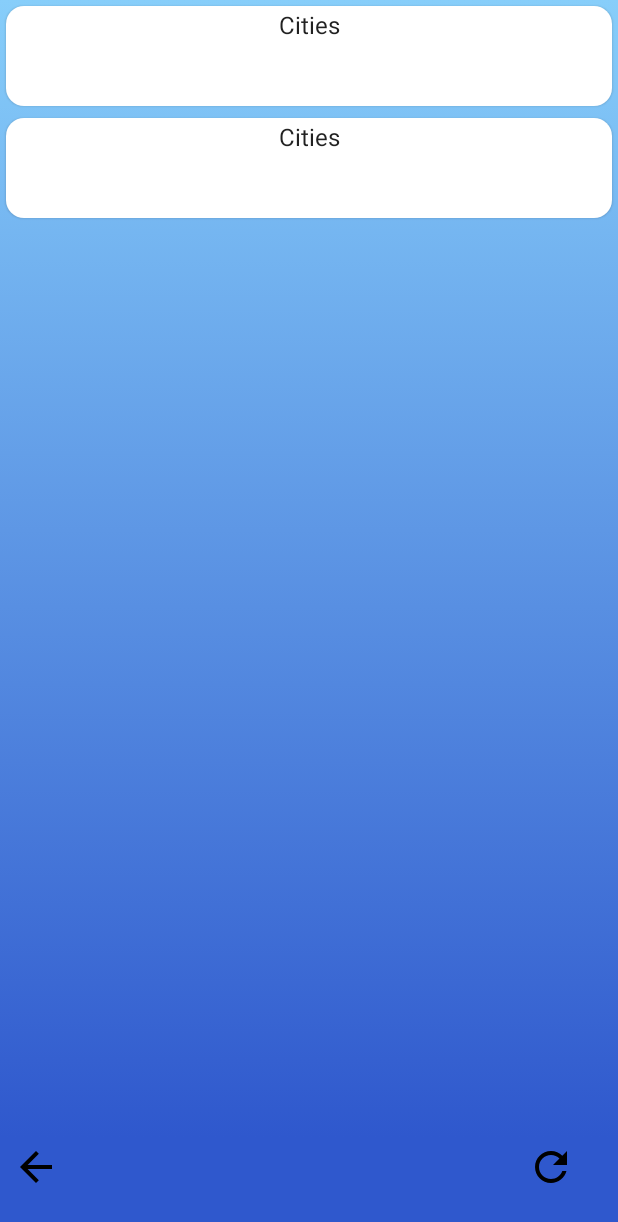
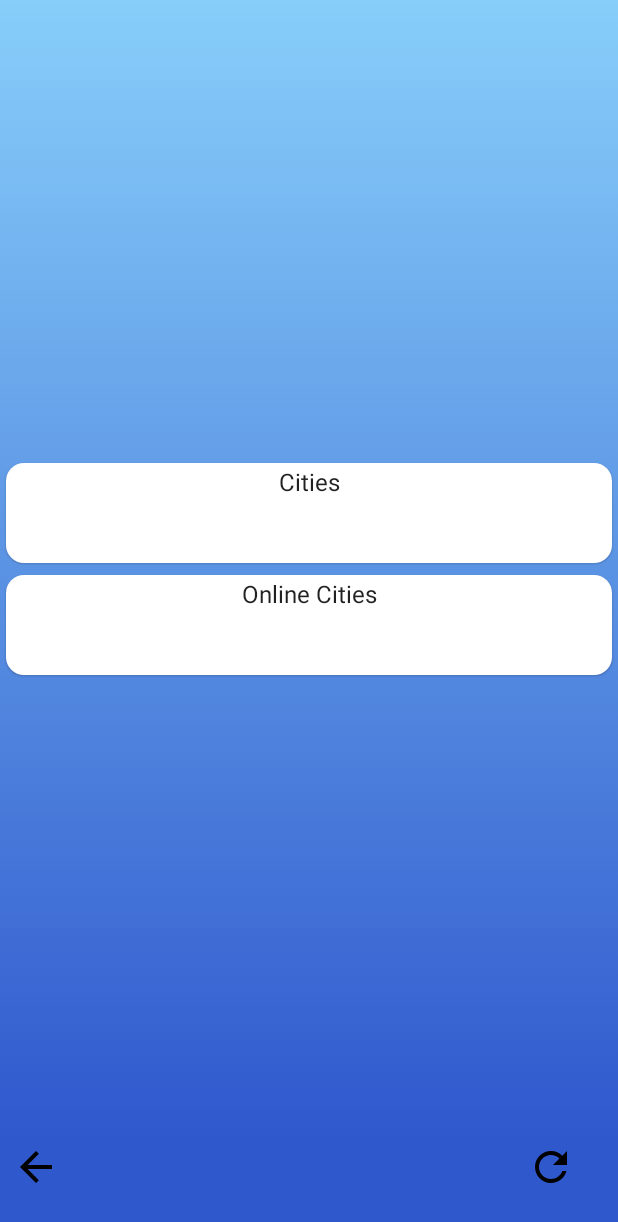
Before and after one commit to Tilindis/Weather, an Android app built with Jetpack Compose: the composable CityContent shown on its own in the app's theme, on a phone screen of 412 x 824 dp. Shown: the top 1222 px of the screen. Run offline under Robolectric (Android 15) with nearby library versions, the phone set to English and light mode, and no system bars; our stand-ins replace accompanist.

Commit message:
Update design

```diff
--- a/app/src/main/java/com/tilindis/weather/screen/city/CityContent.kt
+++ b/app/src/main/java/com/tilindis/weather/screen/city/CityContent.kt
@@ -2,9 +2,11 @@
 
 package com.tilindis.weather.screen.city
 
+import androidx.annotation.StringRes
 import androidx.compose.foundation.background
 import androidx.compose.foundation.layout.*
 import androidx.compose.foundation.lazy.LazyColumn
+import androidx.compose.foundation.lazy.LazyRow
 import androidx.compose.foundation.lazy.items
 import androidx.compose.foundation.shape.RoundedCornerShape
 import androidx.compose.material.*
@@ -12,8 +14,6 @@ import androidx.compose.runtime.Composable
 import androidx.compose.ui.Alignment
 import androidx.compose.ui.Modifier
 import androidx.compose.ui.graphics.Brush
-import androidx.compose.ui.graphics.Color
-import androidx.compose.ui.res.painterResource
 import androidx.compose.ui.res.stringResource
 import androidx.compose.ui.text.style.TextAlign
 import androidx.compose.ui.unit.dp
@@ -44,10 +44,11 @@ fun CityContent(
                             MaterialTheme.colors.primaryVariant
                         )
                     )
-                )
+                ),
+            verticalArrangement = Arrangement.Center
         ) {
-            CityCard(state.cities, onCityClick)
-            CityCard(state.citiesOffline, onCityClick)
+            CityCard(R.string.city_offline_card_name_text, state.citiesOffline, onCityClick)
+            CityCard(R.string.city_card_name_text, state.cities, {})
         }
         BottomBar(
             pagerState = null,
@@ -56,14 +57,17 @@ fun CityContent(
             onLeftButtonClick = onBack,
             onRightButtonClick = onUpdate
         )
-        Spacer(modifier = Modifier
+        Spacer(
+            modifier = Modifier
                 .fillMaxSize()
-            .background(MaterialTheme.colors.primaryVariant))
+                .background(MaterialTheme.colors.primaryVariant)
+        )
     }
 }
 
 @Composable
 private fun CityCard(
+    @StringRes cardName: Int,
     cities: List<CityViewData>,
     onCityClick: (String) -> Unit
 ) {
@@ -79,10 +83,24 @@ private fun CityCard(
             Text(
                 modifier = Modifier
                     .padding(4.dp),
-                text = stringResource(R.string.city_offline_card_name_text),
+                text = stringResource(id = cardName),
                 textAlign = TextAlign.Center
             )
             Spacer(modifier = Modifier.height(8.dp))
+            if (cardName == R.string.city_card_name_text) {
+                CitiesRow(cities)
+            } else {
+                CitiesColumn(cities, onCityClick)
+            }
+        }
+    }
+}
+
+@Composable
+private fun CitiesColumn(
+    cities: List<CityViewData>,
+    onCityClick: (String) -> Unit
+) {
     LazyColumn(
         modifier = Modifier
             .fillMaxWidth()
@@ -98,5 +116,21 @@ private fun CityCard(
         }
     }
 }
+
+@Composable
+private fun CitiesRow(cities: List<CityViewData>) {
+    LazyRow(
+        modifier = Modifier
+            .fillMaxWidth()
+            .padding(vertical = 16.dp),
+        verticalAlignment = Alignment.CenterVertically,
+        contentPadding = PaddingValues(horizontal = 16.dp)
+    ) {
+        items(cities) { city ->
+            CityCard(
+                city = city,
+                onCityClick = {}
+            )
         }
     }
+}
--- a/app/src/main/java/com/tilindis/weather/screen/page/PageViewModel.kt
+++ b/app/src/main/java/com/tilindis/weather/screen/page/PageViewModel.kt
@@ -9,7 +9,6 @@ import com.tilindis.weather.utils.usecase.WeatherUseCase
 import dagger.hilt.android.lifecycle.HiltViewModel
 import kotlinx.coroutines.launch
 import javax.inject.Inject
-import kotlin.math.roundToInt
 
 @HiltViewModel
 class PageViewModel @Inject constructor(
@@ -84,6 +83,6 @@ class PageViewModel @Inject constructor(
     }
 
     private fun toFahrenheit(temperature: String): String {
-        return (temperature.toDouble() * 1.8 + 32).roundToInt().toString()
+        return (temperature.toDouble() * 1.8 + 32).toString()
     }
 }
```
Also changed, not shown: app/src/main/java/com/tilindis/weather/utils/ui/card/HourCard.kt (+3 -13 lines). Lines whose indentation alone changed are shown as unchanged.
